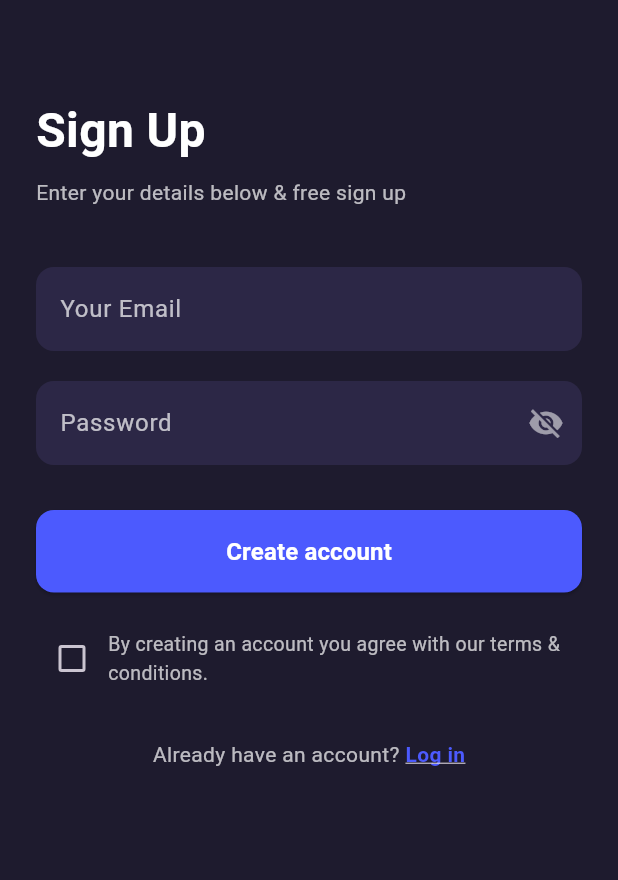
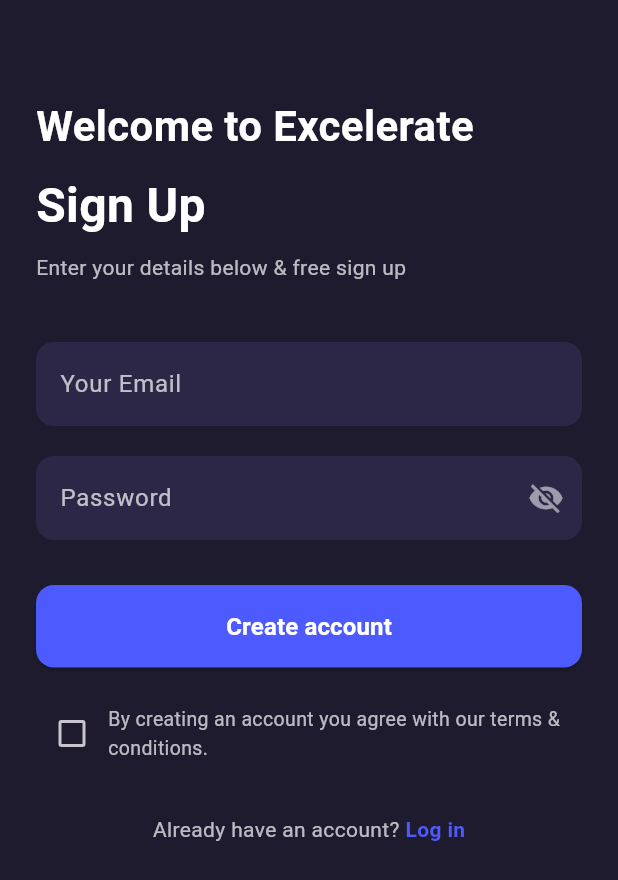
Before and after one commit to Ronitha8/Excelerate-Inquisit, a Flutter app: the screen it shows after launch, on a phone screen of 412 x 824 dp. Shown: the top 880 px of the screen. Run offline on Flutter 3.47's test engine with Material 3 defaults, Android fonts, the light colour scheme and no system bars.

Commit message:
Update Signup_page.dart

```diff
--- a/lib/Signup_page.dart
+++ b/lib/Signup_page.dart
@@ -1,4 +1,7 @@
 import 'package:flutter/material.dart';
+import 'Home_page.dart';
+import 'main.dart';
+import 'Login_page.dart';
 
 
 class SignUpScreen extends StatefulWidget {
@@ -15,7 +18,7 @@
   @override
   Widget build(BuildContext context) {
     return Scaffold(
-      backgroundColor: const Color(0xFF1E1B2E),
+      backgroundColor: kSignUpBackground,
       body: SafeArea(
         child: SingleChildScrollView(
           padding: const EdgeInsets.all(24.0),
@@ -23,6 +26,15 @@
             crossAxisAlignment: CrossAxisAlignment.start,
             children: [
               const SizedBox(height: 40),
+              const Text(
+                'Welcome to Excelerate',
+                style: TextStyle(
+                  color: Colors.white,
+                  fontSize: 28,
+                  fontWeight: FontWeight.bold,
+                ),
+              ),
+              const SizedBox(height: 10),
               const Text(
                 'Sign Up',
                 style: TextStyle(
@@ -44,7 +56,7 @@
                   labelText: 'Your Email',
                   labelStyle: const TextStyle(color: Colors.white70),
                   filled: true,
-                  fillColor: const Color(0xFF2C2746),
+                  fillColor: kTextFieldFill,
                   border: OutlineInputBorder(
                     borderRadius: BorderRadius.circular(12),
                     borderSide: BorderSide.none,
@@ -61,7 +73,7 @@
                   labelText: 'Password',
                   labelStyle: const TextStyle(color: Colors.white70),
                   filled: true,
-                  fillColor: const Color(0xFF2C2746),
+                  fillColor: kTextFieldFill,
                   border: OutlineInputBorder(
                     borderRadius: BorderRadius.circular(12),
                     borderSide: BorderSide.none,
@@ -87,13 +99,14 @@
                 width: double.infinity,
                 child: ElevatedButton(
                   onPressed: () {
-                    // Navigator.push(
-                    //   context,
-                    //   MaterialPageRoute(builder: (_) => const HomeScreen()),
-                    // );
+                    // Navigate to the HomeScreen
+                    Navigator.pushReplacement(
+                      context,
+                      MaterialPageRoute(builder: (_) => const HomeScreen()),
+                    );
                   },
                   style: ElevatedButton.styleFrom(
-                    backgroundColor: const Color(0xFF4C5AFE),
+                    backgroundColor: kPrimaryButton,
                     padding: const EdgeInsets.symmetric(vertical: 16),
                     shape: RoundedRectangleBorder(
                       borderRadius: BorderRadius.circular(12),
@@ -116,7 +129,7 @@
                 children: [
                   Checkbox(
                     value: _agreeToTerms,
-                    activeColor: const Color(0xFF4C5AFE),
+                    activeColor:  kPrimaryButton,
                     onChanged: (value) {
                       setState(() {
                         _agreeToTerms = value ?? false;
@@ -143,20 +156,22 @@
                 ),
                 GestureDetector(
                   onTap: () {
-                      // Navigator.push(context, MaterialPageRoute(builder: (_) => const LoginScreen()));
-                      print('Navigate to Login Page');
+                    Navigator.push(
+                      context,
+                      MaterialPageRoute(builder: (_) => const LoginScreen()),
+                    );
                   },
                   child: const Text(
                     'Log in',
                     style: TextStyle(
-                        color: Color(0xFF4C5AFE),
+                      color: kPrimaryButton,
                       fontWeight: FontWeight.w600,
-                        decoration: TextDecoration.underline,
                     ),
                   ),
                 ),
               ],
             ),
+
 
             ],
           ),
```
Lines whose indentation alone changed are shown as unchanged.
